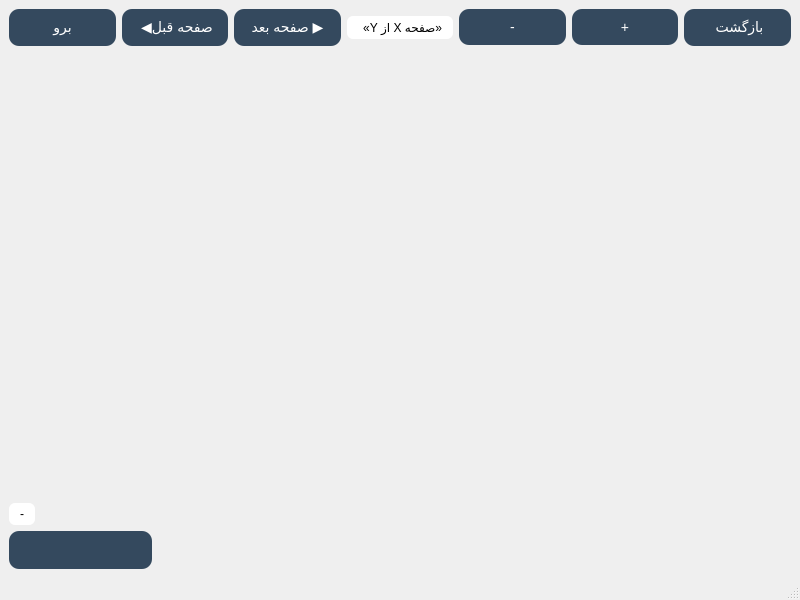
Old version of the form client/bookreaderwindow_c.ui in the repository afkhamis1386-afk/bookCLUB_Project.
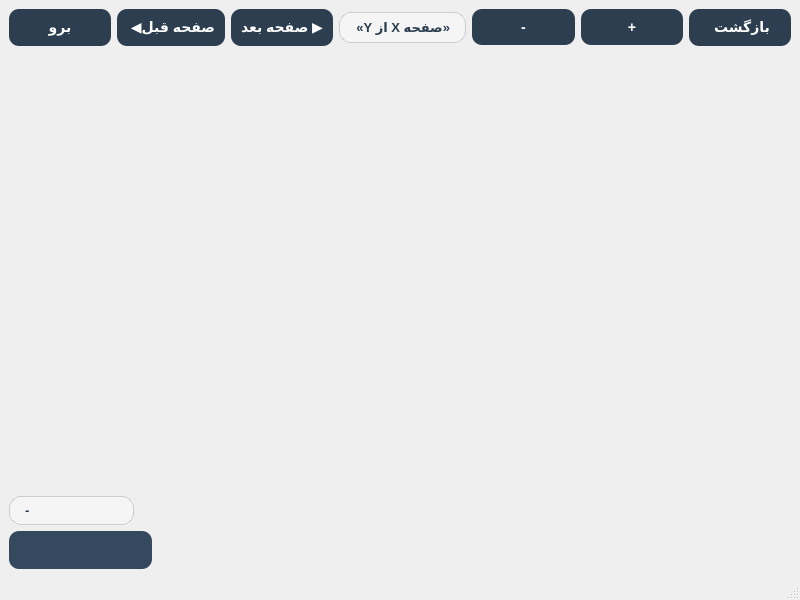
New version of the form. Icons and pictures are not drawn.

What changed in the file:
```diff
--- a/client/bookreaderwindow_c.ui
+++ b/client/bookreaderwindow_c.ui
@@ -18,24 +18,37 @@
     <string notr="true">#centralwidget {
     border-image: url(:/wallhaven-4ljp2q (1).jpg);  
 }
+
 QPushButton {
-    background-color:  #34495e; 
-    color: white;
+    background-color: #2c3e50; 
+    color: #ffffff;
+    border: none;
     border-radius: 10px;
     padding: 10px;
+    font-family: &quot;Segoe UI&quot;, &quot;Tahoma&quot;;
     font-size: 14px;
+    font-weight: bold;
 }
 
 QPushButton:hover {
     background-color: #2c3e50; 
     font-weight: bold;
 }
+
+QPushButton:pressed {
+    background-color: #1a252f;
+}
+
 QLabel {
-    background-color: white; 
-    color: black;
-    border-radius: 6px; 
-    padding: 4px 8px; 
-	qproperty-alignment: AlignCenter;
+    background-color: rgba(255, 255, 255, 100);
+    color: #2c3e50;
+    border: 1px solid rgba(44, 62, 80, 50);
+    border-radius: 12px;
+    padding: 6px 12px; 
+    font-family: &quot;Segoe UI&quot;, &quot;Tahoma&quot;;
+    font-size: 13px;
+    font-weight: bold;
+    qproperty-alignment: AlignCenter;
 }</string>
    </property>
    <layout class="QVBoxLayout" name="verticalLayout">
@@ -128,6 +141,12 @@
         <verstretch>0</verstretch>
        </sizepolicy>
       </property>
+      <property name="minimumSize">
+       <size>
+        <width>125</width>
+        <height>0</height>
+       </size>
+      </property>
       <property name="text">
        <string>-</string>
       </property>
```
Left out of the diff: 5 changed lines with no effect on the pictures.
